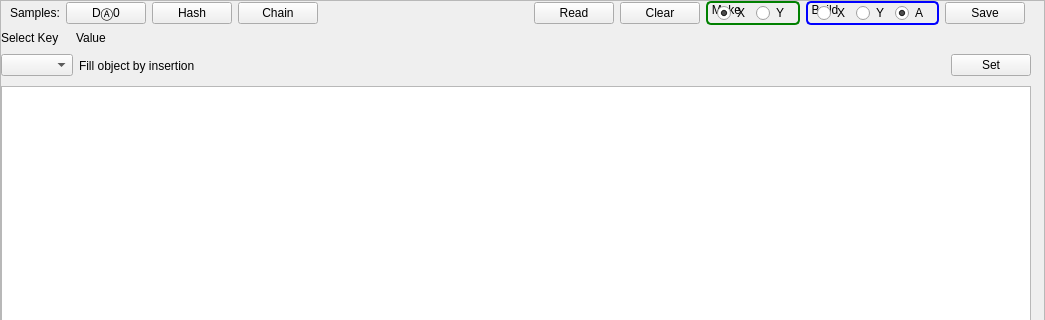
assignonward/aosuite, file apps/BlockTool/blockTool.ui: the form before one commit; both pictures show x 0 to 1045 and y 0 to 320 of the 1045 by 485 pixel window.
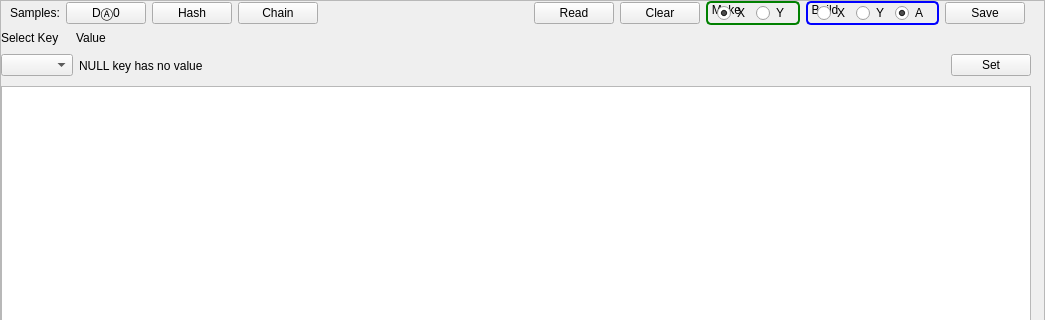
The form after the commit. The open tabs and pages were chosen to show the change. Icons and pictures are not drawn.

Commit message: start of a blockmaker

```diff
--- a/apps/BlockTool/blockTool.ui
+++ b/apps/BlockTool/blockTool.ui
@@ -333,6 +333,29 @@
         </item>
        </layout>
       </widget>
+      <widget class="QWidget" name="page_null">
+       <layout class="QGridLayout" name="gridLayout_10">
+        <property name="leftMargin">
+         <number>3</number>
+        </property>
+        <property name="topMargin">
+         <number>3</number>
+        </property>
+        <property name="rightMargin">
+         <number>3</number>
+        </property>
+        <property name="bottomMargin">
+         <number>3</number>
+        </property>
+        <item row="0" column="0">
+         <widget class="QLabel" name="label_7">
+          <property name="text">
+           <string>NULL key has no value</string>
+          </property>
+         </widget>
+        </item>
+       </layout>
+      </widget>
      </widget>
     </item>
     <item row="3" column="2">
```
Left out of the diff: 2 changed lines with no effect on the pictures. The commit also changes 2 other files.
